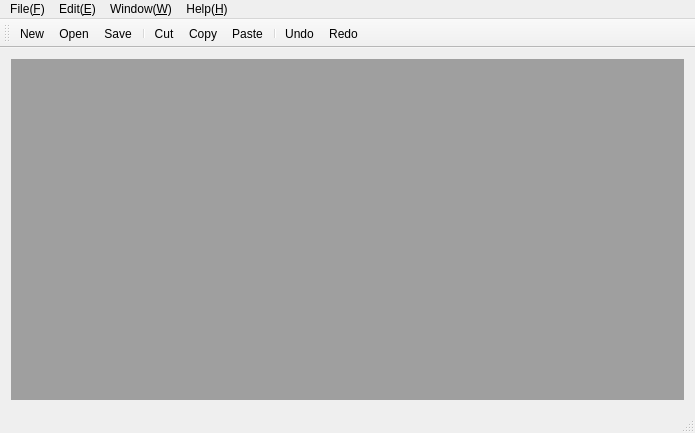
Qt form TextEdit/mainwindow.ui (yangyongda/MyQT_Project) before a commit.
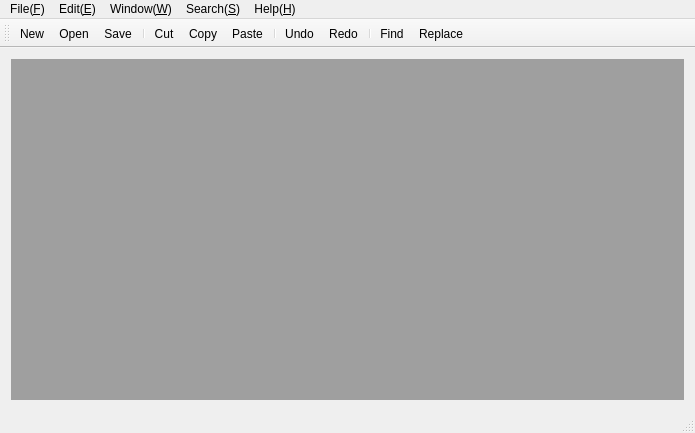
The same form after that commit. Icons and pictures are not drawn.

Commit message: find success

What changed in the file:
```diff
--- a/TextEdit/mainwindow.ui
+++ b/TextEdit/mainwindow.ui
@@ -32,7 +32,7 @@
      <x>0</x>
      <y>0</y>
      <width>695</width>
-     <height>25</height>
+     <height>23</height>
     </rect>
    </property>
    <widget class="QMenu" name="menuFile">
@@ -75,9 +75,17 @@
     </property>
     <addaction name="actionAbout"/>
    </widget>
+   <widget class="QMenu" name="menuSearch">
+    <property name="title">
+     <string>Search(&amp;S)</string>
+    </property>
+    <addaction name="actionFind"/>
+    <addaction name="actionReplace"/>
+   </widget>
    <addaction name="menuFile"/>
    <addaction name="menuEdit_E"/>
    <addaction name="menuWindow_W"/>
+   <addaction name="menuSearch"/>
    <addaction name="menuHelp_H"/>
   </widget>
   <widget class="QToolBar" name="mainToolBar">
@@ -97,6 +105,9 @@
    <addaction name="separator"/>
    <addaction name="actionUndo"/>
    <addaction name="actionRedo"/>
+   <addaction name="separator"/>
+   <addaction name="actionFind"/>
+   <addaction name="actionReplace"/>
   </widget>
   <widget class="QStatusBar" name="statusBar"/>
   <action name="actionNew">
@@ -266,6 +277,30 @@
     <string>About</string>
    </property>
   </action>
+  <action name="actionFind">
+   <property name="icon">
+    <iconset resource="images.qrc">
+     <normaloff>:/icons/icons/find.png</normaloff>:/icons/icons/find.png</iconset>
+   </property>
+   <property name="text">
+    <string>Find</string>
+   </property>
+   <property name="shortcut">
+    <string>Ctrl+F</string>
+   </property>
+  </action>
+  <action name="actionReplace">
+   <property name="icon">
+    <iconset resource="images.qrc">
+     <normaloff>:/icons/icons/replace.png</normaloff>:/icons/icons/replace.png</iconset>
+   </property>
+   <property name="text">
+    <string>Replace</string>
+   </property>
+   <property name="shortcut">
+    <string>Ctrl+R</string>
+   </property>
+  </action>
  </widget>
  <layoutdefault spacing="6" margin="11"/>
  <resources>
```
The commit also changes 11 other files.
